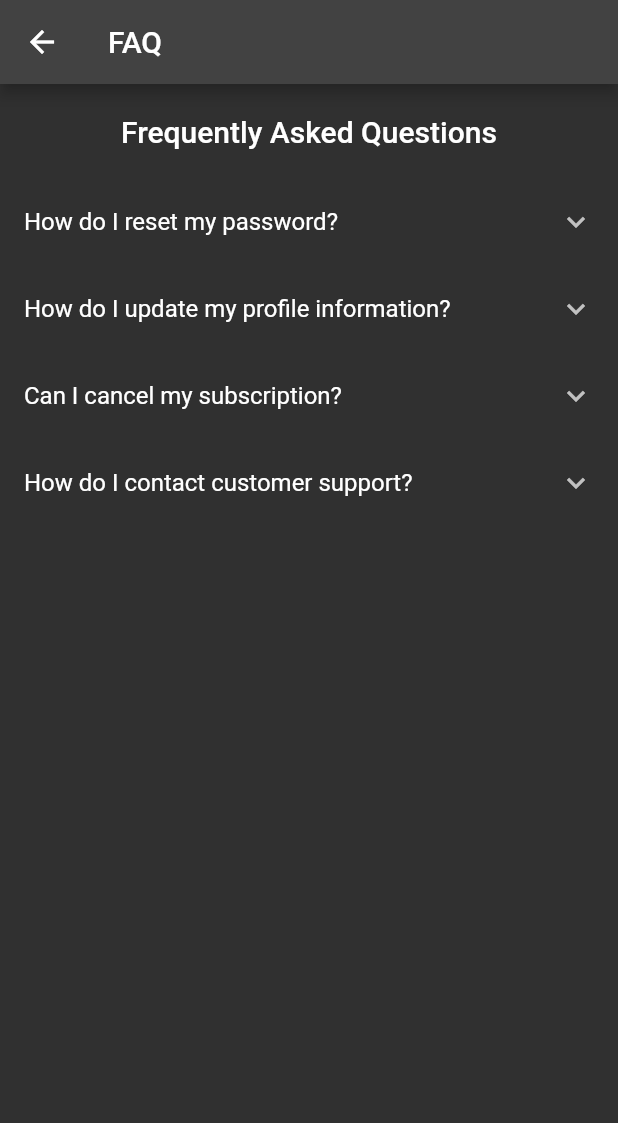
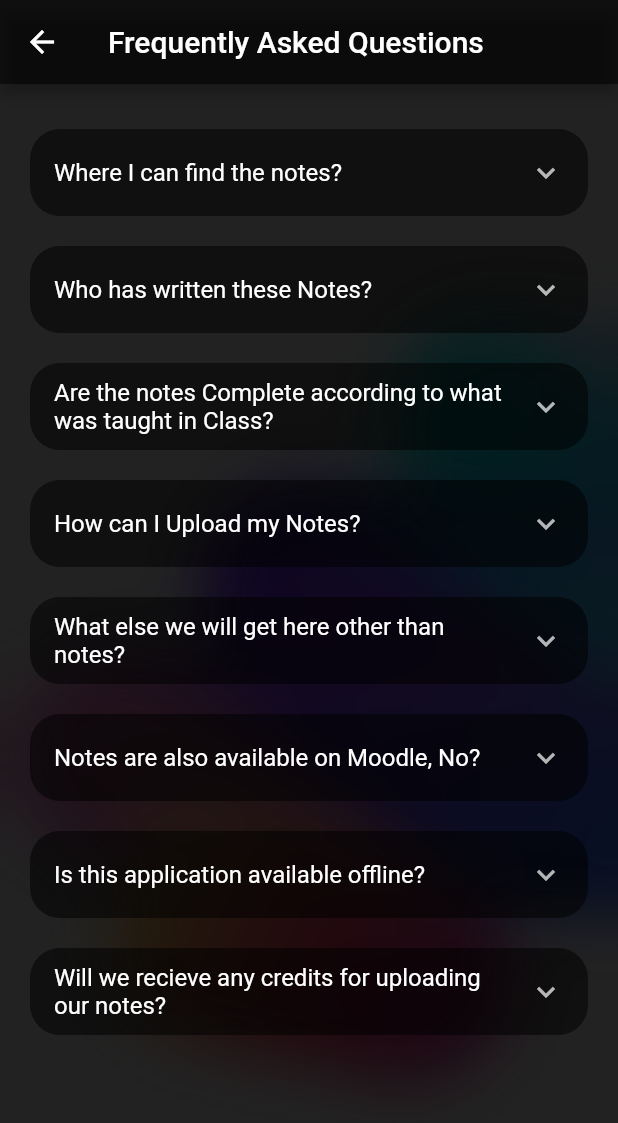
Before and after one commit to BigAchiever/Notes-IO, a Flutter app: the FAQScreen screen opened directly, on a phone screen of 412 x 824 dp. Shown: the top 1123 px of the screen. Run offline on Flutter 3.47's test engine with Material 2 defaults, Android fonts, the phone set to English and light mode, and no system bars; our stand-ins replace connectivity, file_picker, firebase_auth, firebase_core, firebase_storage, flutter_animate and 4 more; missing offline and left inert: pdftron_flutter; accounts and stored records are empty.

Commit message:
Added FAQ screen made some changes in drawer functionality

```diff
--- a/lib/drawer.dart
+++ b/lib/drawer.dart
@@ -6,6 +6,7 @@ import 'package:flutter_animate/flutter_animate.dart';
 import 'package:flutter/material.dart';
 import 'package:flutter_svg/flutter_svg.dart';
 import 'package:ggits/faq.dart';
+import 'package:ggits/home_screen.dart';
 import 'package:google_sign_in/google_sign_in.dart';
 import 'package:url_launcher/url_launcher.dart';
 import 'package:ggits/authentication.dart';
@@ -97,6 +98,7 @@ class _CustomDrawerState extends State<CustomDrawer> {
                 SizedBox(height: size.height / 100),
                 Expanded(
                   child: ListView(
+                    physics: const NeverScrollableScrollPhysics(),
                     padding: EdgeInsets.zero,
                     children: [
                       Animate(
@@ -106,7 +108,9 @@ class _CustomDrawerState extends State<CustomDrawer> {
                               .flipH(delay: 300.ms, duration: 600.ms),
                           title: const Text('Home',
                               style: TextStyle(color: Colors.white)),
-                          onTap: () {},
+                          onTap: () {
+                            Navigator.pop(context);
+                          },
                         ),
                       ),
                       Animate(
@@ -202,7 +206,12 @@ class _CustomDrawerState extends State<CustomDrawer> {
                           },
                         ),
                       ),
-                      SizedBox(height: size.height / 3.5),
+                      Expanded(
+                        flex: 2,
+                        child: Container(
+                          height: size.height / 4.5,
+                        ),
+                      ),
                       Animate(
                         child: ListTile(
                           leading: SvgPicture.asset(
@@ -240,7 +249,7 @@ class _CustomDrawerState extends State<CustomDrawer> {
                           },
                         ),
                       ),
-                      SizedBox(height: size.height / 20),
+                      SizedBox(height: size.height / 22),
                       Container(
                         alignment: Alignment.center,
                         child: const Text(
--- a/lib/faq.dart
+++ b/lib/faq.dart
@@ -1,4 +1,7 @@
+import 'dart:ui';
+
 import 'package:flutter/material.dart';
+import 'package:rive/rive.dart';
 
 class FAQScreen extends StatefulWidget {
   const FAQScreen({Key? key}) : super(key: key);
@@ -9,57 +12,79 @@ class FAQScreen extends StatefulWidget {
 
 class _FAQScreenState extends State<FAQScreen> {
   final List<String> _questions = [
-    'How do I reset my password?',
-    'How do I update my profile information?',
-    'Can I cancel my subscription?',
-    'How do I contact customer support?',
+    "Where I can find the notes?",
+    "Who has written these Notes?",
+    "Are the notes Complete according to what was taught in Class?",
+    "How can I Upload my Notes?",
+    "What else we will get here other than notes?",
+    "Notes are also available on Moodle, No?",
+    "Is this application available offline?",
+    "Will we recieve any credits for uploading our notes?"
   ];
 
   final List<String> _answers = [
-    'To reset your password, go to the login screen and click the "Forgot password" link. You will be prompted to enter your email address and follow the instructions in the email that is sent to you.',
-    'To update your profile information, go to your profile page and click the "Edit" button. You can then update your name, profile picture, and other information.',
-    'Yes, you can cancel your subscription at any time by going to your account settings and clicking the "Cancel subscription" button. Note that you will continue to have access to the premium features until the end of your current billing cycle.',
-    'If you need help or have any questions, please contact our customer support team at support@example.com. We are available 24/7 to assist you.'
+    'On Home Page you can find your Branch/Semester folder by scrolling the screen or by searching your Branch/Semester on the Search Bar. After opening you Branch folder you can easily seletc the subject notes you wanna access and tap on it. And there you go!',
+    "These notes are written by your semester peers and are published by them on the application.",
+    "Yes, the notes are complete and containes everything which was taught in class",
+    "Great Initiative, You can easily request to become an admin by opening the menu from home page, click the Request for Admin option in the Menu, fill out the google form and then just wait for our reply!",
+    "We will try to provide all the necessary resources which is required for you guys, so that you all don't have to switch to multiple applications to find study material.",
+    "Yes, its totally your wish which platform you want to prefer, here you will find several modes and options in the reader available to comfortably prepare for your exams which are not available on moodle. Most importantly you won't find Notes by your own batch mates on Moodle!",
+    "Not yet, But looking forward to it in later versions. There is much more to come so stay tuned! 💙",
+    "Yes obviously, We will be that feature soon in future updates!",
   ];
 
   int _selectedQuestionIndex = -1;
 
   @override
   Widget build(BuildContext context) {
-    return Scaffold(
+    return Stack(
+      children: [
+        Positioned(
+          width: MediaQuery.of(context).size.width * 1.7,
+          left: 10,
+          bottom: 100,
+          child: Image.asset(
+            "assets/images/Spline.png",
+          ),
+        ),
+        Positioned.fill(
+          child: BackdropFilter(
+            blendMode: BlendMode.src,
+            filter: ImageFilter.blur(sigmaX: 20, sigmaY: 20),
+            child: const SizedBox(),
+          ),
+        ),
+        Scaffold(
+          backgroundColor: Colors.black87,
           appBar: AppBar(
-        title: const Text('FAQ'),
+            backgroundColor: Colors.black54,
+            title: const Text('Frequently Asked Questions'),
           ),
           body: SingleChildScrollView(
             child: Column(
               children: [
-            const SizedBox(height: 20),
-            Text(
-              'Frequently Asked Questions',
-              style: Theme.of(context).textTheme.headline6,
-            ),
                 const SizedBox(height: 20),
                 ListView.builder(
                   shrinkWrap: true,
                   physics: const NeverScrollableScrollPhysics(),
                   itemCount: _questions.length,
                   itemBuilder: (context, index) {
-                return ExpansionTile(
+                    return AnimatedContainer(
+                      duration: const Duration(milliseconds: 500),
+                      curve: Curves.easeInOut,
+                      margin: const EdgeInsets.symmetric(
+                          horizontal: 20, vertical: 10),
+                      decoration: BoxDecoration(
+                        borderRadius: BorderRadius.circular(20),
+                        color: _selectedQuestionIndex == index
+                            ? Colors.black12
+                            : Colors.black54,
+                      ),
+                      child: ExpansionTile(
                         title: Text(
                           _questions[index],
                           style: Theme.of(context).textTheme.titleMedium,
                         ),
-                  // ignore: sort_child_properties_last
-                  children: [
-                    Padding(
-                      padding: const EdgeInsets.symmetric(
-                          horizontal: 20, vertical: 10),
-                      child: Text(
-                        _answers[index],
-                        style: Theme.of(context).textTheme.bodyLarge,
-                      ),
-                    ),
-                  ],
                         onExpansionChanged: (expanded) {
                           setState(() {
                             if (expanded) {
@@ -70,12 +95,27 @@ class _FAQScreenState extends State<FAQScreen> {
                           });
                         },
                         initiallyExpanded: _selectedQuestionIndex == index,
+                        children: [
+                          Padding(
+                            padding: const EdgeInsets.symmetric(
+                              horizontal: 20,
+                              vertical: 10,
+                            ),
+                            child: Text(
+                              _answers[index],
+                              style: Theme.of(context).textTheme.bodyLarge,
+                            ),
+                          ),
+                        ],
+                      ),
                     );
                   },
                 ),
               ],
             ),
           ),
+        ),
+      ],
     );
   }
 }
--- a/lib/no_internet.dart
+++ b/lib/no_internet.dart
@@ -14,7 +14,7 @@ class NoInternetScreen extends StatelessWidget {
             const Icon(Icons.wifi_off, color: Colors.blue, size: 50),
             const SizedBox(height: 16),
             Text(
-              'Wow! You have opened up a wonderful world by turning off your internet connection.',
+              'Wow! You have opened up a wonderful world\nby turning off your internet connection.',
               style: TextStyle(fontSize: 20, color: Colors.green.shade100),
               textAlign: TextAlign.center,
             ),
--- a/pubspec.yaml
+++ b/pubspec.yaml
@@ -53,6 +53,7 @@ dependencies:
   flutter_svg: ^2.0.3
   url_launcher: ^6.1.10
   shared_preferences: ^2.0.18
+
 
 
 
```
Lines whose indentation alone changed are shown as unchanged.
